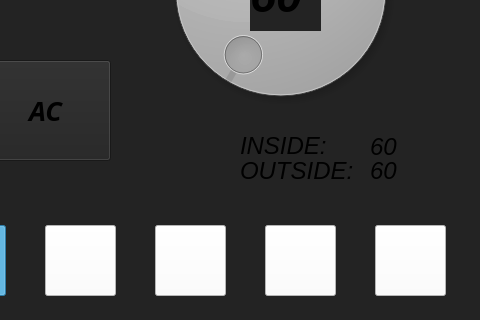
Above: Climate/untitled.ui from walked22/Stacy before the change; both pictures show x 320 to 800 and y 160 to 480 of the 800 by 480 pixel window. Below: the same form after it.
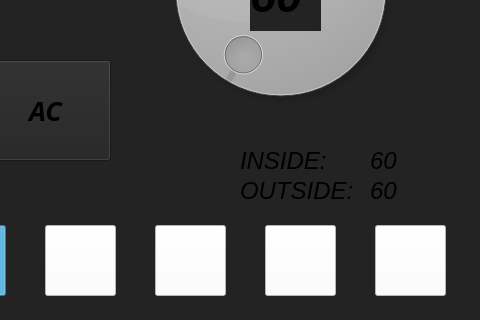
That is the form after the change. Icons and pictures are not drawn.

Commit message: moved labels

The edit to the form file:
```diff
--- a/Climate/untitled.ui
+++ b/Climate/untitled.ui
@@ -538,7 +538,7 @@
     <property name="geometry">
      <rect>
       <x>690</x>
-      <y>296</y>
+      <y>310</y>
       <width>101</width>
       <height>21</height>
      </rect>
@@ -559,7 +559,7 @@
     <property name="geometry">
      <rect>
       <x>560</x>
-      <y>290</y>
+      <y>305</y>
       <width>91</width>
       <height>31</height>
      </rect>
@@ -580,7 +580,7 @@
     <property name="geometry">
      <rect>
       <x>560</x>
-      <y>320</y>
+      <y>340</y>
       <width>121</width>
       <height>21</height>
      </rect>
@@ -601,7 +601,7 @@
     <property name="geometry">
      <rect>
       <x>690</x>
-      <y>320</y>
+      <y>340</y>
       <width>91</width>
       <height>21</height>
      </rect>
```
